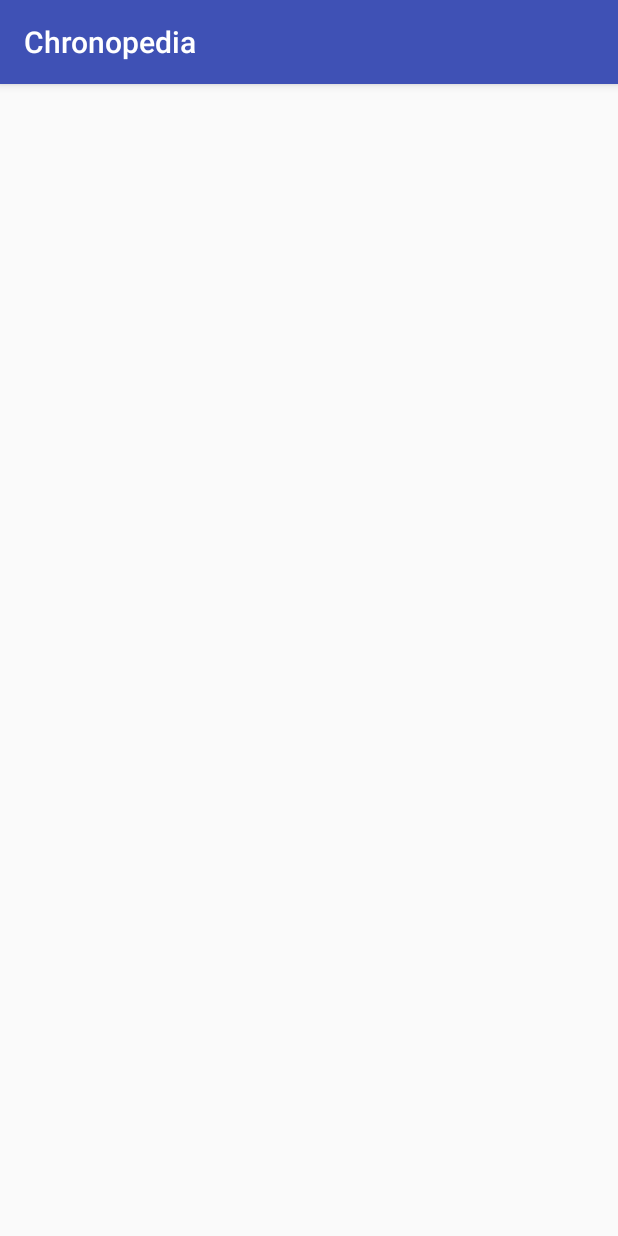
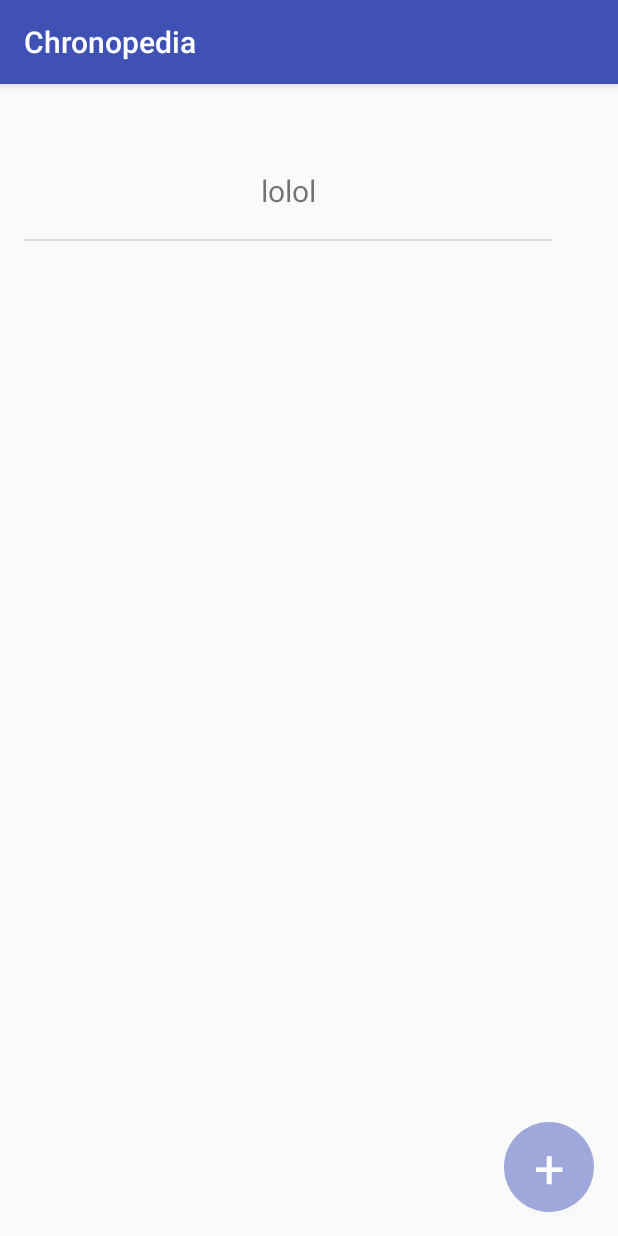
Before and after one commit to LuddeW/Chronopedia, an Android app: the MyAlarmsActivity screen opened directly, with no data from a screen before it, on a phone screen of 412 x 824 dp. Run offline under Robolectric (Android 15) with nearby library versions, the phone set to English and light mode, and no system bars.

Commit message:
Added buttons with some design

```diff
--- a/Chronopedia/app/src/main/java/com/example/ludwig/chronopedia/LandingActivity.java
+++ b/Chronopedia/app/src/main/java/com/example/ludwig/chronopedia/LandingActivity.java
@@ -1,5 +1,6 @@
 package com.example.ludwig.chronopedia;
 
+import android.content.Intent;
 import android.support.v7.app.AppCompatActivity;
 import android.os.Bundle;
 import android.util.Log;
@@ -30,7 +31,8 @@ public class LandingActivity extends AppCompatActivity {
         landingButton.setOnClickListener(new View.OnClickListener() {
             @Override
             public void onClick(View view){
-
+                Intent i = new Intent(LandingActivity.this, MyAlarmsActivity.class);
+                startActivity(i);
             }
             });
     }
--- a/Chronopedia/app/src/main/java/com/example/ludwig/chronopedia/MyAlarmsActivity.java
+++ b/Chronopedia/app/src/main/java/com/example/ludwig/chronopedia/MyAlarmsActivity.java
@@ -1,15 +1,18 @@
 package com.example.ludwig.chronopedia;
 
+import android.content.Intent;
 import android.support.v7.app.AppCompatActivity;
 import android.os.Bundle;
 import android.view.View;
 import android.widget.AdapterView;
 import android.widget.ArrayAdapter;
+import android.widget.Button;
 import android.widget.ListView;
 
 public class MyAlarmsActivity extends AppCompatActivity {
 
     ListView listView;
+    Button btnAddAlarm;
     private int pos;
     private String lol = "lolol";
 
@@ -17,6 +20,8 @@ public class MyAlarmsActivity extends AppCompatActivity {
     protected void onCreate(Bundle savedInstanceState) {
         super.onCreate(savedInstanceState);
         setContentView(R.layout.activity_my_alarms);
+        listView = (ListView) findViewById(R.id.lvAlarms);
+        btnAddAlarm = (Button) findViewById(R.id.btnAdd);
         initialize();
     }
 
@@ -31,5 +36,13 @@ public class MyAlarmsActivity extends AppCompatActivity {
                 //När man klickar på ett av alarmen.
             }
         });
+
+        btnAddAlarm.setOnClickListener(new View.OnClickListener() {
+            @Override
+            public void onClick(View view) {
+                Intent i = new Intent(MyAlarmsActivity.this, SetAlarmActivity.class);
+                startActivity(i);
+            }
+        });
     }
 }
--- /dev/null
+++ b/Chronopedia/app/src/main/res/drawable/rounded_button.xml
@@ -0,0 +1,9 @@
+<?xml version="1.0" encoding="utf-8"?>
+<shape xmlns:android="http://schemas.android.com/apk/res/android"
+    android:shape="rectangle">
+    <solid android:color="#9FA8DA" />
+    <corners android:bottomRightRadius="200dp"
+        android:bottomLeftRadius="200dp"
+        android:topRightRadius="200dp"
+        android:topLeftRadius="200dp"/>
+</shape>
--- a/Chronopedia/app/src/main/res/layout/activity_my_alarms.xml
+++ b/Chronopedia/app/src/main/res/layout/activity_my_alarms.xml
@@ -6,4 +6,31 @@
     android:layout_height="match_parent"
     tools:context="com.example.ludwig.chronopedia.MyAlarmsActivity">
 
+    <Button
+        android:id="@+id/btnAdd"
+        style="@style/button_style"
+        android:layout_width="60dp"
+        android:layout_height="60dp"
+        android:layout_marginBottom="16dp"
+        android:layout_marginRight="16dp"
+        android:onClick="onButtonClick"
+        android:text="+"
+        android:textAppearance="@style/TextAppearance.AppCompat.Large"
+        android:textSize="36sp"
+        app:layout_constraintBottom_toBottomOf="parent"
+        app:layout_constraintRight_toRightOf="parent" />
+
+    <ListView
+        android:id="@+id/lvAlarms"
+        android:layout_width="352dp"
+        android:layout_height="338dp"
+        android:layout_marginLeft="8dp"
+        android:layout_marginRight="8dp"
+        android:layout_marginStart="16dp"
+        app:layout_constraintBottom_toBottomOf="parent"
+        app:layout_constraintHorizontal_bias="0.0"
+        app:layout_constraintLeft_toLeftOf="parent"
+        app:layout_constraintRight_toRightOf="parent"
+        app:layout_constraintTop_toTopOf="parent"
+        app:layout_constraintVertical_bias="0.092" />
 </android.support.constraint.ConstraintLayout>
--- a/Chronopedia/app/src/main/res/values/styles.xml
+++ b/Chronopedia/app/src/main/res/values/styles.xml
@@ -8,4 +8,9 @@
         <item name="colorAccent">@color/colorAccent</item>
     </style>
 
+    <style name="button_style">
+        <item name="android:background">@drawable/rounded_button</item>
+        <item name="android:textColor">#FDFDFE</item>
+    </style>
+
 </resources>
```
